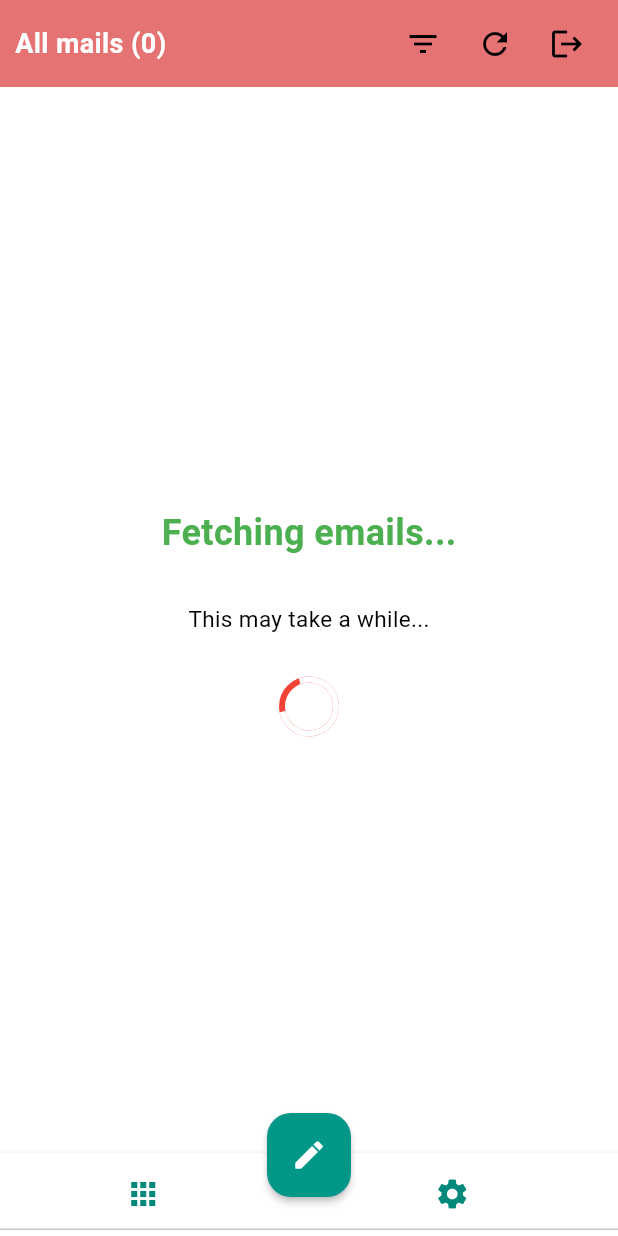
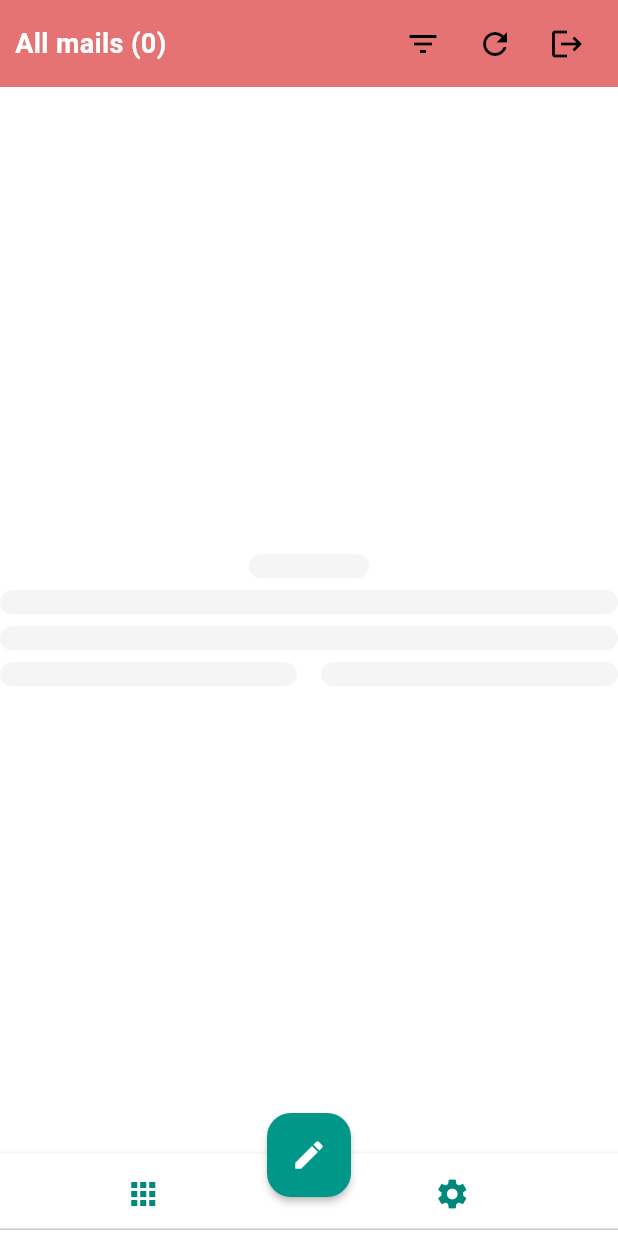
Before and after one commit to Aurits/webmail_v3, a Flutter app: the EmailsPage screen opened by its route, on a phone screen of 412 x 824 dp. Run offline on Flutter 3.47's test engine with Material 3 defaults, Android fonts, the phone set to English and light mode, and no system bars; our stand-ins replace dio, flutter_form_builder, flutter_widget_from_html, form_builder_validators, settings_ui, sqflite; accounts and stored records are empty.

Commit message:
Feb 5, 2024, 11:04 AM

```diff
--- a/lib/pages/emails/emails.dart
+++ b/lib/pages/emails/emails.dart
@@ -2,6 +2,8 @@
 
 import 'package:flutter/material.dart';
 import 'package:flutter/services.dart';
+import 'package:webmail/pages/emails/skelton.dart';
+
 import '../../adapters/email_adapter.dart';
 import '../../models/mail.dart';
 import '../../models/user.dart';
@@ -170,22 +172,23 @@ class _EmailsPageState extends State<EmailsPage>
                       mainAxisAlignment: MainAxisAlignment.center,
                       children: [
                         //tell the user what is going on in the background
-                        Text(
-                          "Fetching emails...",
-                          style: TextStyle(
-                              fontSize: 24,
-                              fontWeight: FontWeight.bold,
-                              color: Colors.green),
-                        ),
-                        SizedBox(height: 30),
-                        Text("This may take a while...",
-                            style:
-                                TextStyle(color: Colors.black, fontSize: 15)),
-                        SizedBox(height: 30),
-                        CircularProgressIndicator(
-                          backgroundColor: Colors.red,
-                          color: Colors.white,
-                        ),
+                        Skeleton(width: 80),
+                        SizedBox(height: 16 / 2),
+                        Skeleton(),
+                        SizedBox(height: 16 / 2),
+                        Skeleton(),
+                        SizedBox(height: 16 / 2),
+                        Row(
+                          children: [
+                            Expanded(
+                              child: Skeleton(),
+                            ),
+                            SizedBox(width: 16),
+                            Expanded(
+                              child: Skeleton(),
+                            ),
+                          ],
+                        )
                       ],
                     ),
                   ),
--- a/lib/pages/emails/skelton.dart
+++ b/lib/pages/emails/skelton.dart
@@ -13,7 +13,7 @@ class Skeleton extends StatelessWidget {
       padding: const EdgeInsets.all(8),
       decoration: BoxDecoration(
           color: Colors.black.withOpacity(0.04),
-          borderRadius: const BorderRadius.all(Radius.circular(8))),
+          borderRadius: const BorderRadius.all(Radius.circular(16))),
     );
   }
 }
```
